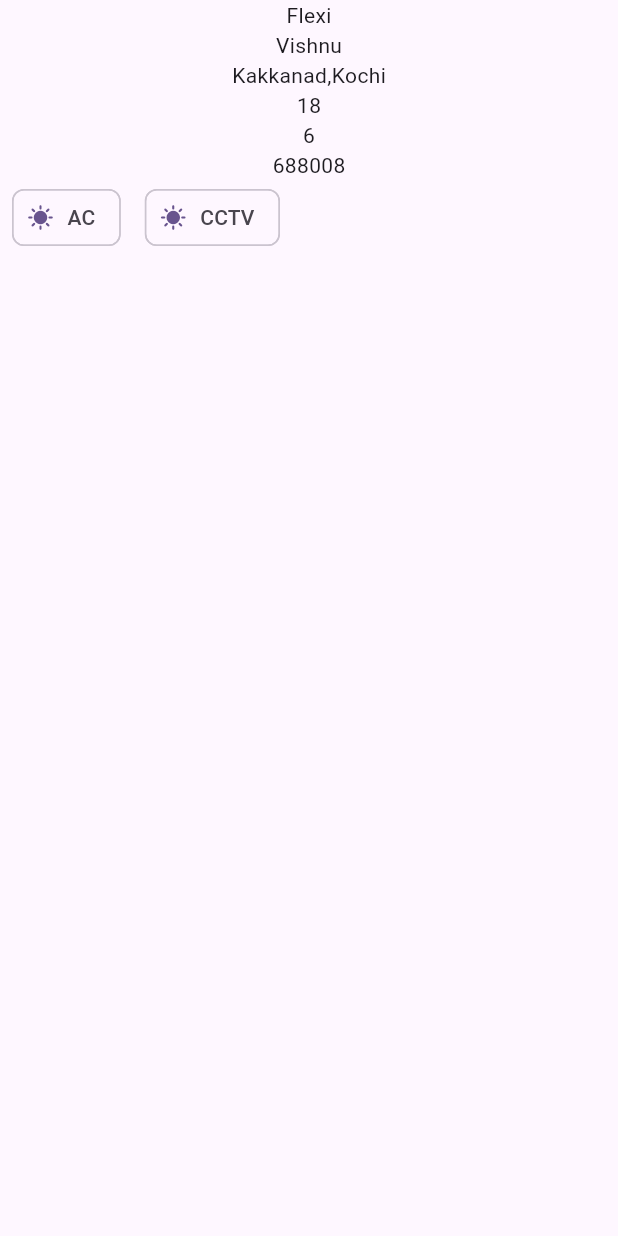
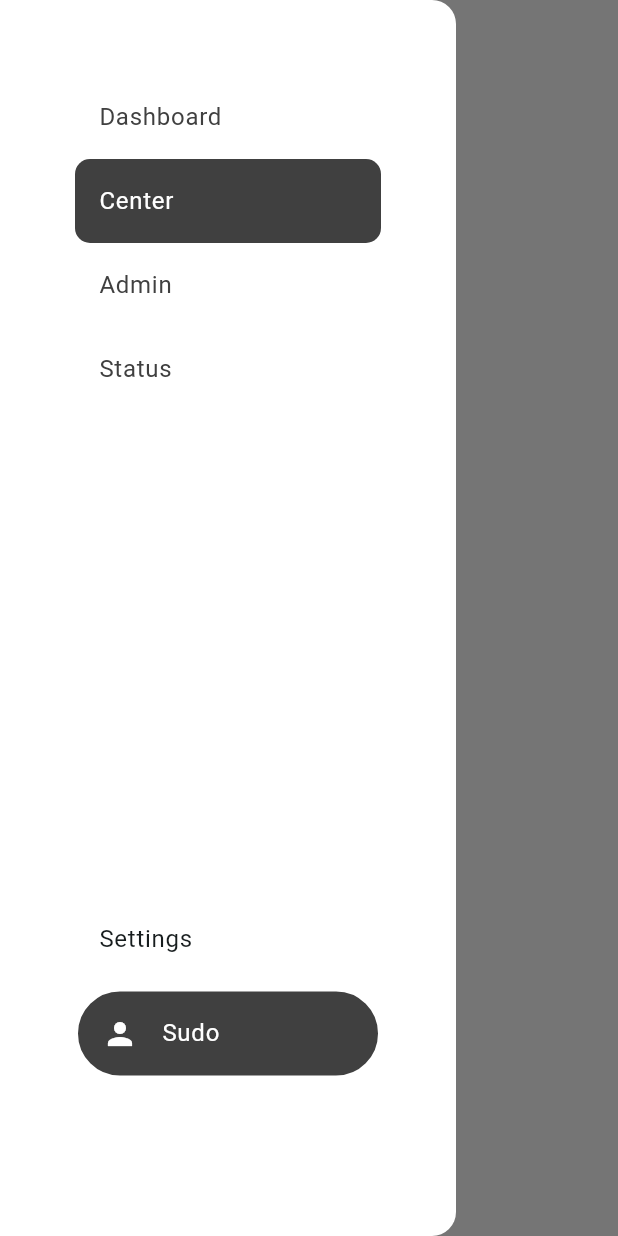
Before and after one commit to j3rinpaul/flxii_task, a Flutter app: the screen it shows after launch, with the side drawer open (before the commit the screen has no drawer), on a phone screen of 412 x 824 dp. Run offline on Flutter 3.47's test engine with Material 3 defaults, Android fonts, the phone set to English and light mode, and no system bars; our stand-ins replace flutter_riverpod.

Commit message:
Sidebar Complete with responsiveness

```diff
--- /dev/null
+++ b/lib/core/responsive.dart
@@ -0,0 +1,15 @@
+import 'package:flutter/material.dart';
+
+class Responsive {
+  static bool isMobile(BuildContext context) =>
+      MediaQuery.of(context).size.width < 850;
+
+  static bool isTablet(BuildContext context) =>
+      MediaQuery.of(context).size.width < 1100 &&
+      MediaQuery.of(context).size.width >= 850;
+
+  static bool isDesktop(BuildContext context) =>
+      MediaQuery.of(context).size.width >= 1100;
+
+  static double bottom(BuildContext context) => MediaQuery.of(context).size.height -500;
+}
--- /dev/null
+++ b/lib/core/utils.dart
@@ -0,0 +1,11 @@
+import 'package:flutter/material.dart';
+
+class Design {
+  static const Color primaryColor = Color.fromARGB(255, 255, 255, 255);
+  static const Color rectangleColor = Color(0xFFECECEC);
+  static const Color textColor = Color(0xFF404040);
+  static const Color buttonColor = Color(0xFF404040);
+  static const Color amenitiesColor = Color(0xFF404040);
+  static const Color amenitiestextColor = Color(0xFFD9D9D9);
+
+}
--- a/lib/dashboard/model/model.dart
+++ b/lib/dashboard/model/model.dart
@@ -8,6 +8,7 @@ class CenterDetails {
     int noTeams;
     int noMembers;
     List<String> amenities;
+    String imgLink;
 
     CenterDetails({
         required this.name,
@@ -17,6 +18,7 @@ class CenterDetails {
         required this.noTeams,
         required this.noMembers,
         required this.amenities,
+        required this.imgLink
     });
 
     CenterDetails copyWith({
@@ -27,6 +29,7 @@ class CenterDetails {
         int? noTeams,
         int? noMembers,
         List<String>? amenities,
+        String? imgLink
     }) =>
         CenterDetails(
             name: name ?? this.name,
@@ -36,6 +39,7 @@ class CenterDetails {
             noTeams: noTeams ?? this.noTeams,
             noMembers: noMembers ?? this.noMembers,
             amenities: amenities ?? this.amenities,
+            imgLink: imgLink?? this.imgLink
         );
 
     factory CenterDetails.fromRawJson(String str) => CenterDetails.fromJson(json.decode(str));
@@ -50,6 +54,7 @@ class CenterDetails {
         noTeams: json["noTeams"],
         noMembers: json["noMembers"],
         amenities: List<String>.from(json["amenities"].map((x) => x)),
+        imgLink: json["imgLink"]
     );
 
 
--- /dev/null
+++ b/lib/dashboard/view/sidebar/sidebar_desktop.dart
@@ -0,0 +1,134 @@
+import 'package:flexii/core/responsive.dart';
+import 'package:flexii/core/utils.dart';
+import 'package:flutter/material.dart';
+import 'package:flutter_riverpod/flutter_riverpod.dart';
+
+final selectProvider = StateProvider<int>(
+  (ref) => 1,
+);
+
+void updateSelection(int n, WidgetRef ref) {
+  ref.read(selectProvider.notifier).update(
+        (state) => n,
+      );
+}
+
+class DesktopSidebar extends ConsumerWidget {
+  const DesktopSidebar({super.key});
+
+  @override
+  Widget build(BuildContext context, WidgetRef ref) {
+    final selection = ref.watch(selectProvider);
+    return ListView(
+      padding: EdgeInsets.all(50),
+      children: [
+
+        ListTile(
+          title: Text(
+            'Dashboard',
+            style: TextStyle(
+              color:
+                  selection == 0 ? Design.primaryColor : Design.amenitiesColor,
+            ),
+          ),
+          selected: selection == 0,
+          shape: selection == 0
+              ? RoundedRectangleBorder(
+                  borderRadius: BorderRadius.circular(10.0),
+                )
+              : null,
+          selectedTileColor: Design.amenitiesColor,
+          onTap: () {
+            updateSelection(0, ref);
+          },
+        ),
+        ListTile(
+          title: Text(
+            'Center',
+            style: TextStyle(
+              color:
+                  selection == 1 ? Design.primaryColor : Design.amenitiesColor,
+            ),
+          ),
+          selected: selection == 1,
+          shape: selection == 1
+              ? RoundedRectangleBorder(
+                  borderRadius: BorderRadius.circular(10.0),
+                )
+              : null,
+          selectedTileColor: Design.amenitiesColor,
+          onTap: () {
+            updateSelection(1, ref);
+          },
+        ),
+        ListTile(
+          title: Text(
+            'Admin',
+            style: TextStyle(
+              color:
+                  selection == 2 ? Design.primaryColor : Design.amenitiesColor,
+            ),
+          ),
+          selected: selection == 2,
+          shape: selection == 2
+              ? RoundedRectangleBorder(
+                  borderRadius: BorderRadius.circular(10.0),
+                )
+              : null,
+          selectedTileColor: Design.amenitiesColor,
+          onTap: () {
+            updateSelection(2, ref);
+          },
+        ),
+        ListTile(
+          title: Text(
+            'Status',
+            style: TextStyle(
+              color:
+                  selection == 3 ? Design.primaryColor : Design.amenitiesColor,
+            ),
+          ),
+          selected: selection == 3,
+          shape: selection == 3
+              ? RoundedRectangleBorder(
+                  borderRadius: BorderRadius.circular(10.0),
+                )
+              : null,
+          selectedTileColor: Design.amenitiesColor,
+          onTap: () {
+            updateSelection(3, ref);
+          },
+        ),
+        SizedBox(height: Responsive.bottom(context)), //
+
+        // Bottom list tile
+        ListTile(
+          title: Text('Settings'),
+          onTap: () {},
+        ),
+        SizedBox(
+          height: 5,
+        ),
+        ListTile(
+          title: Text(
+            'Sudo',
+            style: TextStyle(
+              color: Design.primaryColor,
+            ),
+          ),
+          leading: Icon(
+            Icons.person,
+            color: Design.primaryColor,
+          ),
+          selected: true,
+          selectedTileColor: Design.amenitiesColor,
+          shape: RoundedRectangleBorder(
+            borderRadius: BorderRadius.circular(50.0),
+            side: BorderSide(color: Colors.white, width: 2.0),
+          ),
+          onTap: () {},
+        ),
+      ],
+    );
+  }
+}
--- a/lib/dashboard/view/view.dart
+++ b/lib/dashboard/view/view.dart
@@ -1,5 +1,8 @@
+import 'package:flexii/core/responsive.dart';
+import 'package:flexii/core/utils.dart';
 import 'package:flexii/dashboard/model/model.dart';
-import 'package:flexii/dashboard/view_model/dash_b/view_model.dart';
+import 'package:flexii/dashboard/view/sidebar/sidebar_desktop.dart';
+import 'package:flexii/dashboard/view_model/view_model.dart';
 import 'package:flutter/material.dart';
 import 'package:flutter_riverpod/flutter_riverpod.dart';
 
@@ -13,35 +16,42 @@ class DashBoard extends ConsumerWidget {
 
   @override
   Widget build(BuildContext context, WidgetRef ref) {
-    final center = ref.watch(centerProvider);
+    final isDesktop = Responsive.isDesktop(context);
     return Scaffold(
+      backgroundColor: Design.primaryColor,
+      drawer: isDesktop
+          ? null
+          : Drawer(
+            backgroundColor: Design.primaryColor,
+              child: DesktopSidebar()),
+      appBar: AppBar(
+        backgroundColor: Design.primaryColor,
+        title: Text("Test"),
+        leading: isDesktop
+            ? null
+            : Builder(
+                builder: (context) => IconButton(
+                  icon: Icon(Icons.menu),
+                  onPressed: () {
+                    Scaffold.of(context).openDrawer();
+                  },
+                ),
+              ),
+      ),
       body: SafeArea(
-          child: Column(
-        children: [
-          Text(center.name),
-          Text(center.owner),
-          Text(center.location),
-          Text(center.noMembers.toString()),
-          Text(center.noTeams.toString()),
-          Text(center.pinCode.toString()),
-          Container(
-            height: 50, // Set a fixed height for the horizontal ListView
-            child: ListView.builder(
-              scrollDirection: Axis.horizontal,
-              itemCount: center.amenities.length,
-              itemBuilder: (context, index) {
-                return Padding(
-                  padding: const EdgeInsets.symmetric(horizontal: 8.0),
-                  child: Chip(
-                    label: Text(center.amenities[index]),
-                    avatar: Icon(Icons.sunny),
-                  ),
-                );
-              },
+        child: Row(
+          children: [
+            if (isDesktop)
+              Expanded(flex: 2, child: DesktopSidebar()),
+            Expanded(
+              flex: 7,
+              child: Container(
+                color: Design.primaryColor,
+              ),
             ),
-          ),
-        ],
-      )),
+          ],
+        ),
+      ),
     );
   }
 }
--- a/lib/dashboard/view_model/dash_b/view_model.dart
+++ /dev/null
@@ -1,15 +0,0 @@
-import 'package:flexii/dashboard/model/model.dart';
-import 'package:flutter_riverpod/flutter_riverpod.dart';
-
-class CenterDetailNotifier extends StateNotifier<CenterDetails> {
-  CenterDetailNotifier()
-      : super(CenterDetails(
-            name: "Flexi",
-            location: "Kakkanad,Kochi",
-            pinCode: 688008,
-            owner: "Vishnu",
-            noTeams: 6,
-            noMembers: 18,
-            amenities: ["AC", "CCTV"]));
-  // add all the methods to edit that class instance
-}
--- /dev/null
+++ b/lib/dashboard/view_model/view_model.dart
@@ -0,0 +1,16 @@
+import 'package:flexii/dashboard/model/model.dart';
+import 'package:flutter_riverpod/flutter_riverpod.dart';
+
+class CenterDetailNotifier extends StateNotifier<CenterDetails> {
+  CenterDetailNotifier()
+      : super(CenterDetails(
+            name: "Flexi",
+            location: "Kakkanad,Kochi",
+            pinCode: 688008,
+            owner: "Vishnu",
+            noTeams: 6,
+            noMembers: 18,
+            amenities: ["AC", "CCTV"],
+            imgLink: "https://s3-alpha-sig.figma.com/img/49a2/8290/f698d840da01ca54014f91331eb798a5?Expires=1720396800&Key-Pair-Id=APKAQ4GOSFWCVNEHN3O4&Signature=luskwMsY7k0HwY4w7XumE3U0YRq57Vf~5PwGCpDqXpC1aOUdRbagGM9C2jBIHYuJ8DkppMc0pw06bim3vqMkKFaDibnZb1CFnSqileQQQHfi06uzQnPaODSz3NVAlKhMf35YuHVZ9AFlIRlmzQMZVkAsHT33UhnkzL8Xz5bizvagBLiKyvKItnlTHu2br~MiysoEz~BIfsI5LSnosO3JwmZAOenQT1Bv4tspaJwsSL0f4e2bShM46GNPqNbeqpoHMAqgvUu15IVx7dDILK4hDgNsF8DI974TqR~ybSaI4rY5Ytid0MwNqalrtkW4oG2gYKhgJbyHcHbSWEi8nR5bOg__"));
+  // add all the methods to edit that class instance
+}
--- a/lib/main.dart
+++ b/lib/main.dart
@@ -1,3 +1,4 @@
+import 'package:flexii/core/utils.dart';
 import 'package:flexii/dashboard/view/view.dart';
 import 'package:flutter/material.dart';
 import 'package:flutter_riverpod/flutter_riverpod.dart';
@@ -16,7 +17,7 @@ class MyApp extends StatelessWidget {
       title: 'Flutter Demo',
       theme: ThemeData(
 
-        colorScheme: ColorScheme.fromSeed(seedColor: Colors.deepPurple),
+        colorScheme: ColorScheme.fromSeed(seedColor: Design.primaryColor),
         useMaterial3: true,
       ),
       home: DashBoard()
```
Also changed, not shown: lib/dashboard/view/sidebar/chumma.dart (added, +52 -0 lines), lib/dashboard/view/dashboard/dashboard.dart (added).
